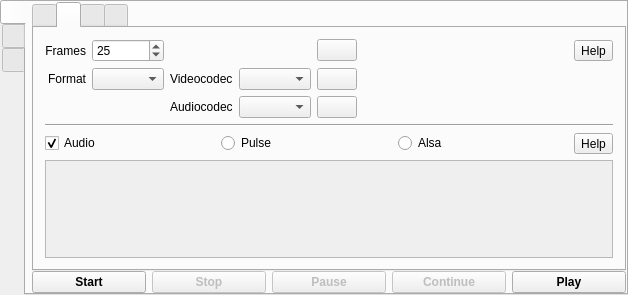
This is mainwindow.ui in vkohaupt/vokoscreenNG as Qt 5 draws it before an edit. The edited form follows.
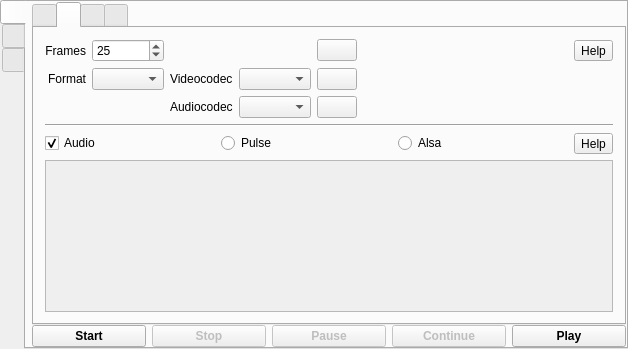
This is the edited form. The open tabs and pages were chosen to show the change.

What changed in the file:
```diff
--- a/mainwindow.ui
+++ b/mainwindow.ui
@@ -7,7 +7,7 @@
     <x>0</x>
     <y>0</y>
     <width>628</width>
-    <height>295</height>
+    <height>349</height>
    </rect>
   </property>
   <property name="windowTitle">
@@ -380,8 +380,8 @@
                 <rect>
                  <x>0</x>
                  <y>0</y>
-                 <width>566</width>
-                 <height>70</height>
+                 <width>563</width>
+                 <height>81</height>
                 </rect>
                </property>
                <layout class="QVBoxLayout" name="verticalLayoutAudioDevices">
```
Left out of the diff: 10 changed lines with no effect on the pictures.
